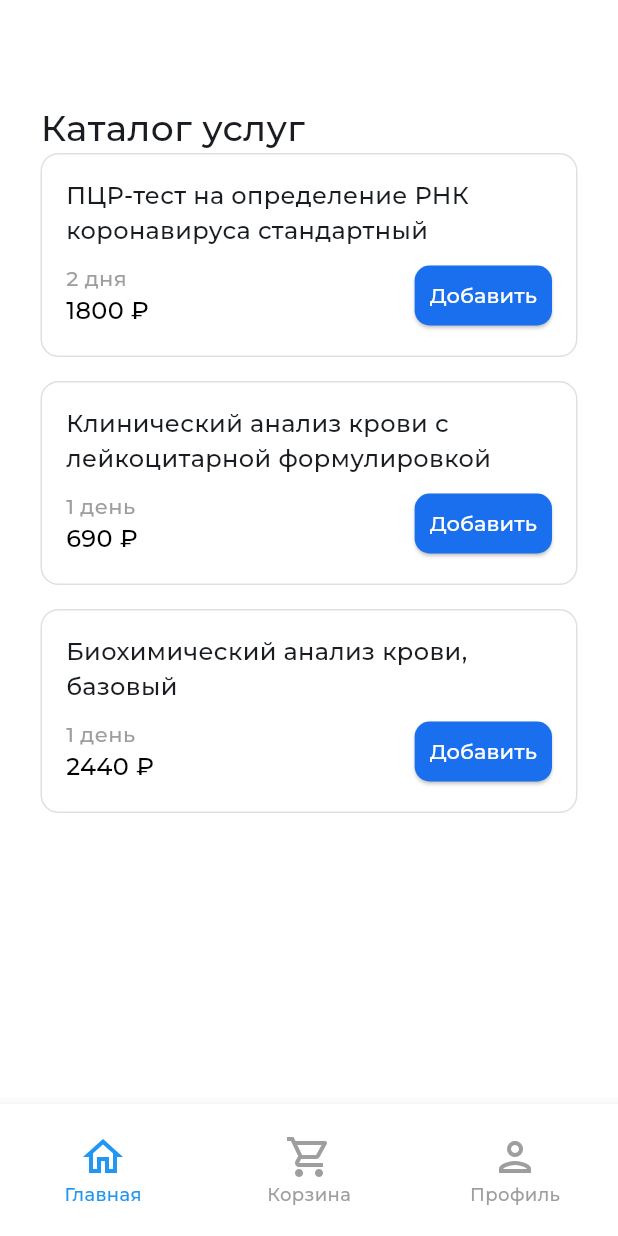
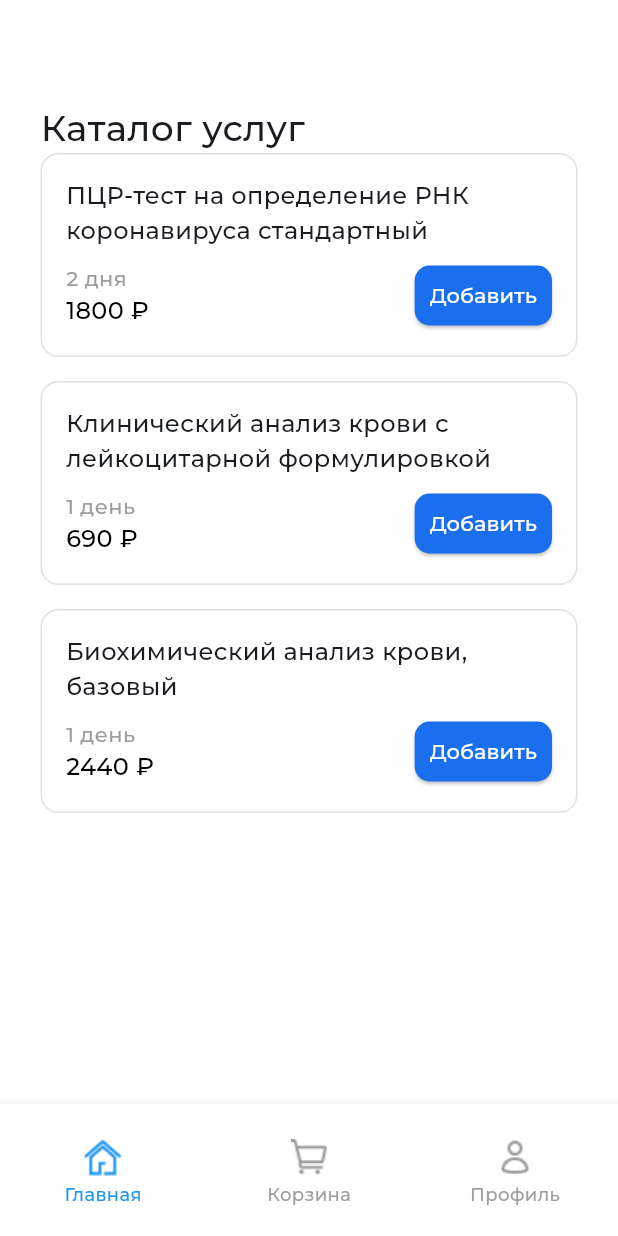
Before and after one commit to torderonex-mirea/pks-flutter, a Flutter app: the screen it shows after launch, on a phone screen of 412 x 824 dp. Run offline on Flutter 3.47's test engine with Material 3 defaults, Android fonts, the phone set to English and light mode, and no system bars; our stand-ins replace flutter_svg; accounts and stored records are empty; project files that could hold a hidden picture were left out.

Commit message:
fix: icons

```diff
--- a/lib/components/navbar.dart
+++ b/lib/components/navbar.dart
@@ -27,15 +27,21 @@ class Navbar extends StatelessWidget {
         ),
         items: const [
           BottomNavigationBarItem(
-            icon: Icon(Icons.home_outlined),
+            icon: ImageIcon(
+              AssetImage("assets/icons/navhome.png"),
+            ),
             label: 'Главная',
           ),
           BottomNavigationBarItem(
-            icon: Icon(Icons.shopping_cart_outlined),
+            icon: ImageIcon(
+              AssetImage("assets/icons/Cart.png"),
+            ),
             label: 'Корзина',
           ),
           BottomNavigationBarItem(
-            icon: Icon(Icons.person_outlined),
+            icon: ImageIcon(
+              AssetImage("assets/icons/user.png"),
+            ),
             label: 'Профиль',
           ),
         ],
--- a/pubspec.yaml
+++ b/pubspec.yaml
@@ -62,6 +62,9 @@ flutter:
     - assets/icons/cards.png
     - assets/icons/home.png
     - assets/icons/settings.png
+    - assets/icons/navhome.png
+    - assets/icons/Cart.png
+    - assets/icons/user.png
   fonts:
     - family: Montserrat
       fonts:
```
Also changed, not shown: 7.png (added), assets/icons/Cart.png (added), assets/icons/navhome.png (added), assets/icons/user.png (added), 1 other file.
